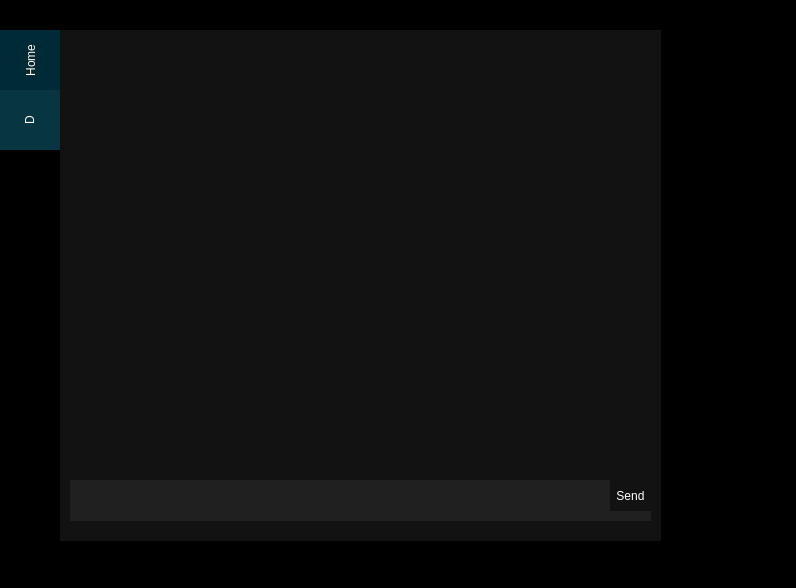
First picture: the form in LiteVoice/LiteVoice/LiteVoice.ui, repository SownBanana/NetworkProgramming, before the edit.
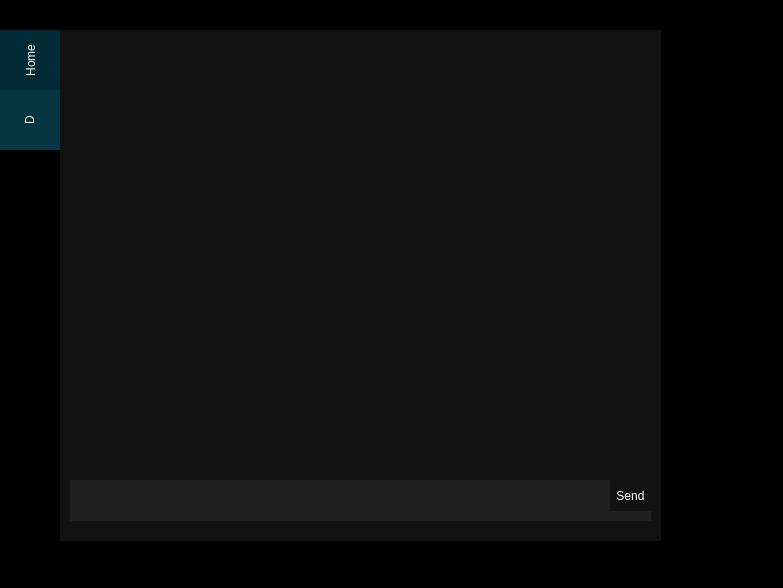
Second picture: the form after the edit.

Diff of the .ui file:
```diff
--- a/LiteVoice/LiteVoice/LiteVoice.ui
+++ b/LiteVoice/LiteVoice/LiteVoice.ui
@@ -6,7 +6,7 @@
    <rect>
     <x>0</x>
     <y>0</y>
-    <width>796</width>
+    <width>783</width>
     <height>588</height>
    </rect>
   </property>
```
